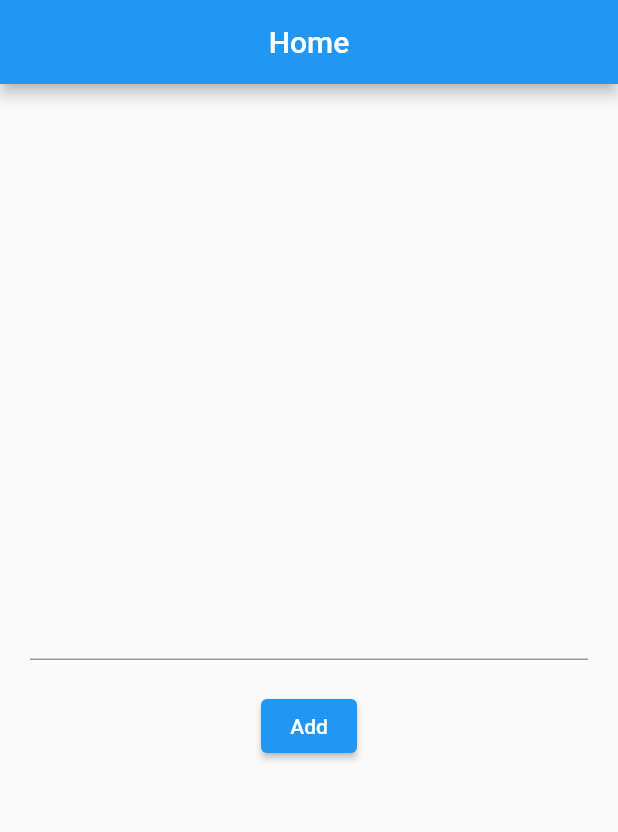
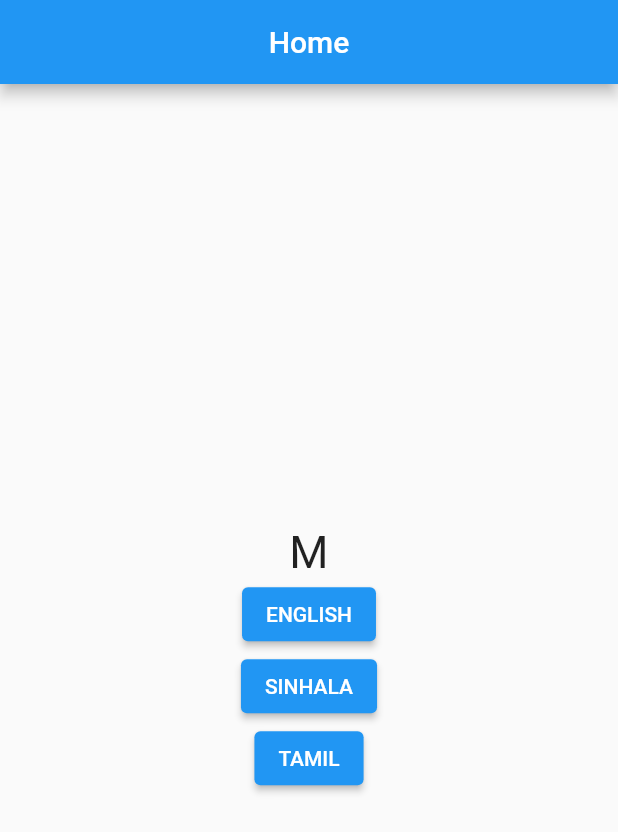
Before and after one commit to vinodmadhu97/getx-demo, a Flutter app: the screen it shows after launch, on a phone screen of 412 x 824 dp. Shown: the top 832 px of the screen. Run offline on Flutter 3.47's test engine with Material 2 defaults, Android fonts, the phone set to English and light mode, and no system bars; our stand-ins replace get.

Commit message:
getx internationalization

```diff
--- a/lib/home.dart
+++ b/lib/home.dart
@@ -4,7 +4,9 @@ import 'package:getx_demo/my_controller.dart';
 
 
 class HomeScreen extends StatelessWidget {
-  MyController myController = Get.put(MyController());
+
+  MyController controller = Get.put(MyController());
+
   HomeScreen({Key? key}) : super(key: key);
 
 
@@ -19,23 +21,27 @@ class HomeScreen extends StatelessWidget {
         child: Column(
           mainAxisAlignment: MainAxisAlignment.center,
           children:  [
-             /* Obx(()=> Text("Age ${studentController.student.value.age}",style: const TextStyle(fontSize: 30),),
-              ),*/
 
-            Padding(
-              padding: const EdgeInsets.all(20.0),
-              child: TextField(
-                onChanged: (val){
-                  myController.countIncrement();
-                },
-              ),
-            ),
+            Text("m".tr,style: const TextStyle(fontSize: 30),),
+
 
             ElevatedButton(
                 onPressed: (){
-                  myController.countIncrement();
+                  controller.changeLanguage("en","US");
                 },
-                child: const Text("Add")
+                child: const Text("ENGLISH")
+            ),
+            ElevatedButton(
+                onPressed: (){
+                  controller.changeLanguage("si","LK");
+                },
+                child: const Text("SINHALA")
+            ),
+            ElevatedButton(
+                onPressed: (){
+                  controller.changeLanguage("ta","LK");
+                },
+                child: const Text("TAMIL")
             )
           ],
         ),
--- a/lib/main.dart
+++ b/lib/main.dart
@@ -1,5 +1,6 @@
 import 'package:flutter/material.dart';
 import 'package:get/get_navigation/src/root/get_material_app.dart';
+import 'package:getx_demo/messages.dart';
 
 import 'home.dart';
 
@@ -14,6 +15,9 @@ class MyApp extends StatelessWidget {
   @override
   Widget build(BuildContext context) {
     return GetMaterialApp(
+      translations: Messages(),
+      locale: Locale('en',"US"),
+      fallbackLocale: Locale('en',"US"),
       title: 'Flutter Demo',
       theme: ThemeData(
 
--- /dev/null
+++ b/lib/messages.dart
@@ -0,0 +1,13 @@
+import 'package:get/get.dart';
+
+class Messages extends Translations{
+  @override
+  // TODO: implement keys
+  Map<String, Map<String, String>> get keys => {
+
+      "si_LK" : {"m":"ම"},
+      "ta_LK" : {"m":"ம்"},
+      "en_US" : {"m":"M"}
+  };
+
+}
```
Also changed, not shown: lib/my_controller.dart (+4 -34 lines).
